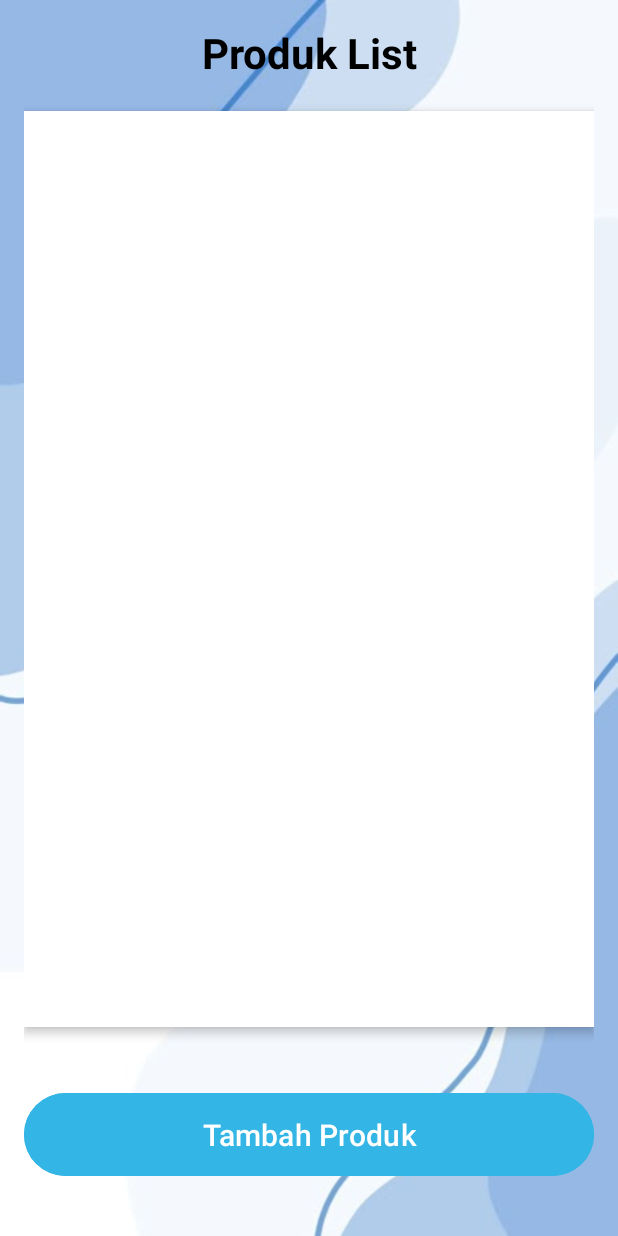
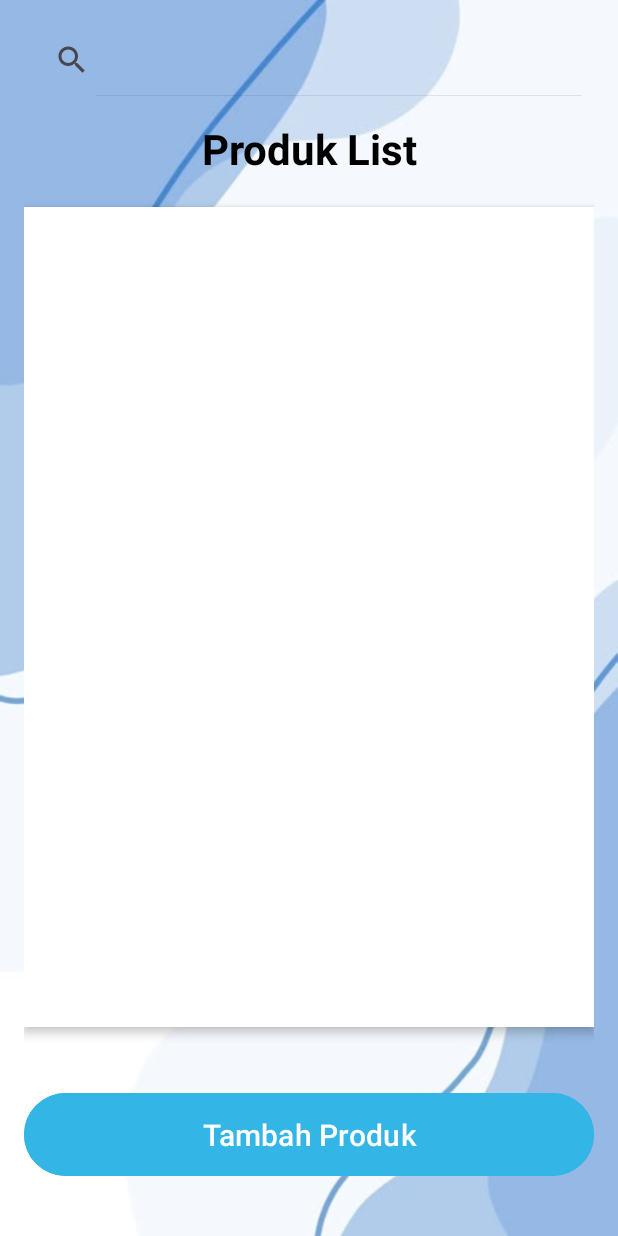
Before and after one commit to faviian22/ProjectUtsMobile, an Android app: the layout activity_produk.xml on its own in the app's theme, with its tools: preview values and no code run, on a phone screen of 412 x 824 dp. Run offline under Robolectric (Android 15) with nearby library versions, the phone set to English and light mode, and no system bars.

Commit message:
update produk

```diff
--- a/app/src/main/res/layout/activity_produk.xml
+++ b/app/src/main/res/layout/activity_produk.xml
@@ -7,6 +7,14 @@
     android:padding="16dp"
     android:background="@drawable/background"
     android:gravity="center">
+
+    <androidx.appcompat.widget.SearchView
+        android:id="@+id/searchViewProduk"
+        android:layout_width="match_parent"
+        android:layout_height="wrap_content"
+        android:queryHint="Search Suplier"
+        android:layout_marginBottom="16dp"
+        app:iconifiedByDefault="false" />
 
 
     <TextView
```
